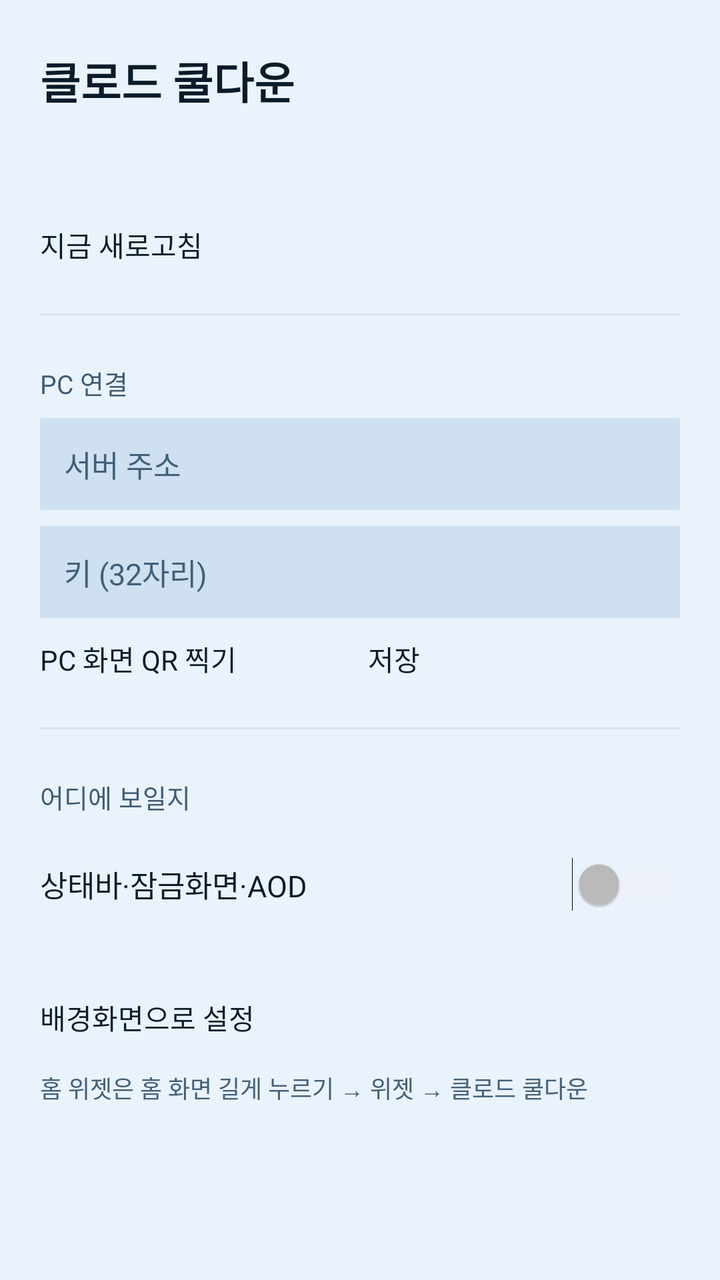
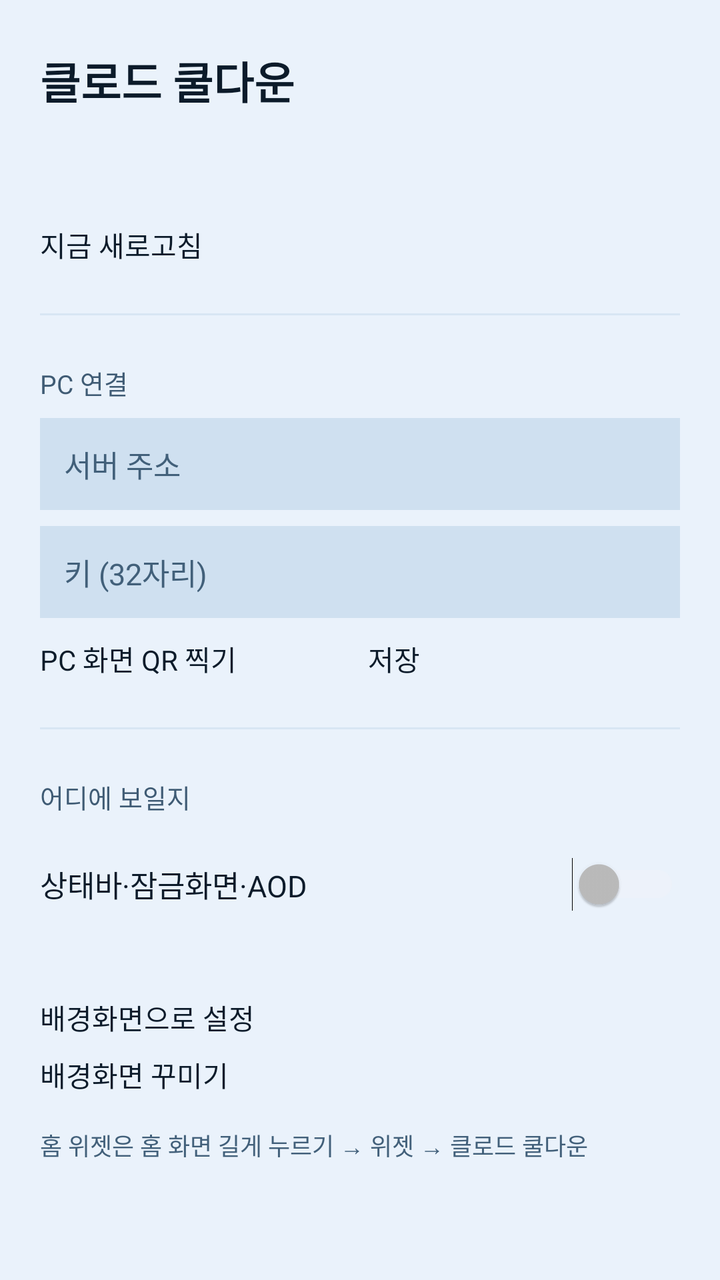

An Android layout rendered at two revisions. The XML below is the earlier revision; the diff shows what the commit changed to produce the second picture.
<!-- AndroidManifest.xml: application theme AppTheme -->
<!-- res/layout/activity_main.xml -->
<?xml version="1.0" encoding="utf-8"?>
<ScrollView xmlns:android="http://schemas.android.com/apk/res/android"
    android:layout_width="match_parent"
    android:layout_height="match_parent"
    android:background="@color/bg"
    android:fillViewport="true">

    <LinearLayout
        android:layout_width="match_parent"
        android:layout_height="wrap_content"
        android:orientation="vertical"
        android:paddingHorizontal="20dp"
        android:paddingTop="24dp"
        android:paddingBottom="32dp">

        <TextView
            android:layout_width="wrap_content"
            android:layout_height="wrap_content"
            android:text="@string/app_name"
            android:textColor="@color/title"
            android:textSize="22sp"
            android:textStyle="bold" />

        
        <ImageView
            android:id="@+id/gauge"
            android:layout_width="match_parent"
            android:layout_height="wrap_content"
            android:layout_marginTop="16dp"
            android:adjustViewBounds="true"
            android:contentDescription="@string/app_name"
            android:scaleType="fitCenter" />

        <TextView
            android:id="@+id/status"
            android:layout_width="match_parent"
            android:layout_height="wrap_content"
            android:layout_marginTop="10dp"
            android:textColor="@color/faint"
            android:textSize="13sp" />

        <Button
            android:id="@+id/refresh"
            android:layout_width="match_parent"
            android:layout_height="wrap_content"
            android:layout_marginTop="12dp"
            android:text="지금 새로고침"
            android:textColor="@color/title" />

        <View
            android:layout_width="match_parent"
            android:layout_height="1dp"
            android:layout_marginVertical="24dp"
            android:background="@color/line" />

        <TextView
            android:layout_width="wrap_content"
            android:layout_height="wrap_content"
            android:text="PC 연결"
            android:textColor="@color/label"
            android:textSize="13sp" />

        <EditText
            android:id="@+id/url"
            android:layout_width="match_parent"
            android:layout_height="wrap_content"
            android:layout_marginTop="8dp"
            android:autofillHints="url"
            android:background="@color/track"
            android:hint="서버 주소"
            android:inputType="textUri"
            android:padding="12dp"
            android:textColor="@color/title"
            android:textColorHint="@color/faint"
            android:textSize="15sp" />

        <EditText
            android:id="@+id/key"
            android:layout_width="match_parent"
            android:layout_height="wrap_content"
            android:layout_marginTop="8dp"
            android:autofillHints="password"
            android:background="@color/track"
            android:hint="키 (32자리)"
            android:inputType="textNoSuggestions"
            android:maxLength="32"
            android:padding="12dp"
            android:textColor="@color/title"
            android:textColorHint="@color/faint"
            android:textSize="15sp" />

        <LinearLayout
            android:layout_width="match_parent"
            android:layout_height="wrap_content"
            android:layout_marginTop="10dp"
            android:orientation="horizontal">

            <Button
                android:id="@+id/scan"
                android:layout_width="0dp"
                android:layout_height="wrap_content"
                android:layout_weight="1"
                android:text="PC 화면 QR 찍기"
                android:textColor="@color/title" />

            <Button
                android:id="@+id/save"
                android:layout_width="0dp"
                android:layout_height="wrap_content"
                android:layout_marginStart="8dp"
                android:layout_weight="1"
                android:text="저장"
                android:textColor="@color/title" />
        </LinearLayout>

        <View
            android:layout_width="match_parent"
            android:layout_height="1dp"
            android:layout_marginVertical="24dp"
            android:background="@color/line" />

        <TextView
            android:layout_width="wrap_content"
            android:layout_height="wrap_content"
            android:text="어디에 보일지"
            android:textColor="@color/label"
            android:textSize="13sp" />

        <Switch
            android:id="@+id/notify"
            android:layout_width="match_parent"
            android:layout_height="wrap_content"
            android:layout_marginTop="10dp"
            android:minHeight="48dp"
            android:text="상태바·잠금화면·AOD"
            android:textColor="@color/title"
            android:textSize="15sp" />

        <TextView
            android:id="@+id/notify_note"
            android:layout_width="match_parent"
            android:layout_height="wrap_content"
            android:textColor="@color/faint"
            android:textSize="12sp" />

        <Button
            android:id="@+id/wallpaper"
            android:layout_width="match_parent"
            android:layout_height="wrap_content"
            android:layout_marginTop="16dp"
            android:text="배경화면으로 설정"
            android:textColor="@color/title" />

        <TextView
            android:layout_width="match_parent"
            android:layout_height="wrap_content"
            android:layout_marginTop="16dp"
            android:text="홈 위젯은 홈 화면 길게 누르기 → 위젯 → 클로드 쿨다운"
            android:textColor="@color/faint"
            android:textSize="12sp" />
    </LinearLayout>
</ScrollView>
<!-- resources referenced by this layout -->
<resources>
  <color name="bg">#eaf2fb</color>
  <color name="faint">#42607a</color>
  <color name="label">#3f5b74</color>
  <color name="line">#d8e6f3</color>
  <color name="title">#0c1b2a</color>
  <color name="track">#cfe0f0</color>
  <string name="app_name">클로드 쿨다운</string>
  <style name="AppTheme" parent="@android:style/Theme.DeviceDefault.NoActionBar">
          <item name="android:windowBackground">@color/bg</item>
          <item name="android:colorBackground">@color/bg</item>
          <item name="android:statusBarColor">@color/bg</item>
          <item name="android:navigationBarColor">@color/bg</item>
  
          
          <item name="android:windowLightStatusBar">true</item>
      </style>
</resources>

<!-- the commit's change to res/layout/activity_main.xml (unified diff, before → after) -->
@@ -151,6 +151,14 @@
             android:text="배경화면으로 설정"
             android:textColor="@color/title" />
 
+        <Button
+            android:id="@+id/customize"
+            android:layout_width="match_parent"
+            android:layout_height="wrap_content"
+            android:layout_marginTop="8dp"
+            android:text="배경화면 꾸미기"
+            android:textColor="@color/title" />
+
         <TextView
             android:layout_width="match_parent"
             android:layout_height="wrap_content"
